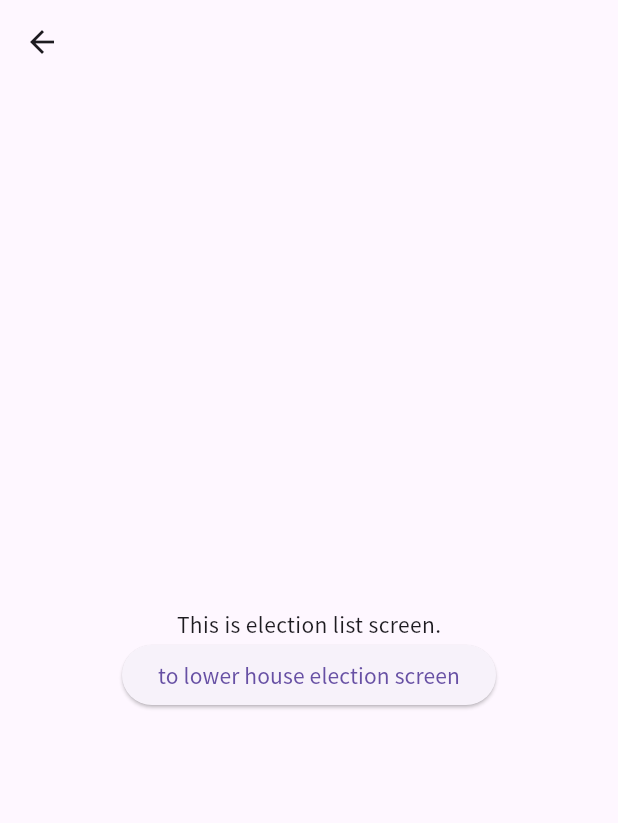
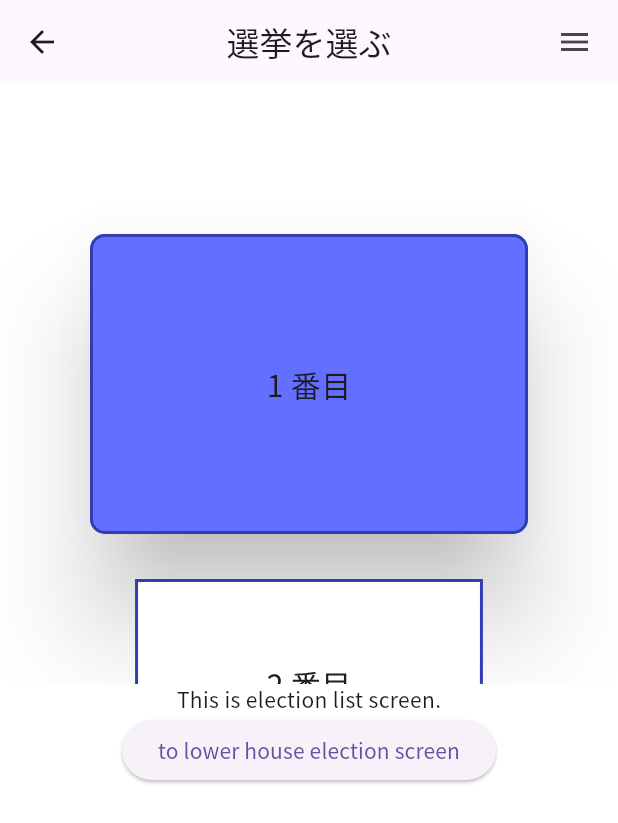
Before and after one commit to yambaru-hackathon/Group-6, a Flutter app: the ElectionList screen opened directly, on a phone screen of 412 x 824 dp. Shown: the top 823 px of the screen. Run offline on Flutter 3.47's test engine with Material 3 defaults, Android fonts, the phone set to English and light mode, and no system bars; our stand-ins replace firebase_auth, firebase_core, flutter_riverpod, riverpod_annotation; missing offline and left inert: navigator_scope; accounts and stored records are empty; generated files the repository leaves out were written again.

Commit message:
選挙選択UIの基礎

```diff
--- a/lib/screen/election/election_list.dart
+++ b/lib/screen/election/election_list.dart
@@ -1,4 +1,5 @@
 import 'package:flutter/material.dart';
+import '../../components/app_bar.dart';
 import 'lower_house.dart';
 
 class ElectionList extends StatefulWidget {
@@ -9,32 +10,125 @@ class ElectionList extends StatefulWidget {
 }
 
 class _ElectionListState extends State<ElectionList> {
-  // int _counter = 0;
+  final _controller = FixedExtentScrollController(initialItem: 0);
+  double _height = 200;
+
+//  int _counter = 0;
 
   void _incrementCounter() {
     // setState(() {
     //   _counter++;
     // });
   }
+  void _scroll(position) {
+    _controller.animateToItem(position,
+        duration: Duration(milliseconds: 500), curve: Curves.easeInOut);
+  }
 
+  int _selectedItemIndex = 0;
   @override
   Widget build(BuildContext context) {
     return Scaffold(
-      appBar: AppBar(
-      ),
-      body: Center(
+      appBar: myAppBar('選挙を選ぶ'),
+      body: Container(
+        width: MediaQuery.of(context).size.width,
+        height: MediaQuery.of(context).size.height,
+        color: Colors.white,
         child: Column(
-          mainAxisAlignment: MainAxisAlignment.center,
+//          mainAxisAlignment: MainAxisAlignment.center,
           children: <Widget>[
-            const Text(
+            SizedBox(
+              height: 400,
+              child: ListWheelScrollView(
+                controller: _controller,
+                diameterRatio: 20, //リストの間の幅
+                itemExtent: _height, //リストの幅
+//                overAndUnderCenterOpacity: 0.5, //透明度
+                perspective: 0.0001, //まるみ
+                useMagnifier: false, //拡大するか否か
+                magnification: 1, //拡大のどあい
+                physics: FixedExtentScrollPhysics(),
+                onSelectedItemChanged: (int index) {
+                  // update the UI on selected item changes
+                  setState(() {
+                    _selectedItemIndex = index;
+                  });
+                },
+                children: [
+                  for (var i in List.generate(10, (i) => i))
+                    Container(
+                      child: Card(
+                        shadowColor: Colors.black,
+                        elevation: _selectedItemIndex == i ? 30 : 0,
+                        margin: _selectedItemIndex == i
+                            ? const EdgeInsets.only(
+                                right: 60,
+                                left: 60,
+                              )
+                            : const EdgeInsets.only(
+                                top: 30,
+                                bottom: 30,
+                                right: 90,
+                                left: 90,
+                              ),
+                        color: _selectedItemIndex != i
+                            ? Colors.white
+                            : Color.fromARGB(255, 99, 112, 255),
+                        shape: RoundedRectangleBorder(
+                          side: BorderSide(
+                            color: const Color.fromARGB(255, 50, 61, 180), //色
+                            width: 2, //太さ
+                          ),
+                          borderRadius: BorderRadius.only(
+                            topLeft: _selectedItemIndex < i
+                                ? Radius.zero
+                                : Radius.circular(10),
+                            topRight: _selectedItemIndex < i
+                                ? Radius.zero
+                                : Radius.circular(10),
+                            bottomLeft: _selectedItemIndex > i
+                                ? Radius.zero
+                                : Radius.circular(10),
+                            bottomRight: _selectedItemIndex > i
+                                ? Radius.zero
+                                : Radius.circular(10),
+                          ),
+                        ),
+                        child: InkWell(
+                          splashColor: const Color.fromARGB(255, 148, 207, 255)
+                              .withAlpha(30),
+                          onTap: () {
+                            setState(() {
+                              _selectedItemIndex = i;
+                              _scroll(i);
+                            });
+                            debugPrint('Card taped');
+                          },
+                          child: Center(
+                            child: Text(
+                              (i + 1).toString() + " 番目",
+                              style: TextStyle(
+                                fontSize: 20,
+                              ),
+                            ),
+                          ),
+                        ),
+                      ),
+                    ),
+                ],
+              ),
+            ),
+            Text(
               'This is election list screen.',
             ),
             ElevatedButton(
-              onPressed: () {Navigator.push(
-                context,
-                MaterialPageRoute(builder: (context) => const LowerHouse())
-              );},
-              child: const Text('to lower house election screen')),
+                onPressed: () {
+                  Navigator.push(
+                      context,
+                      MaterialPageRoute(
+                          builder: (context) => const LowerHouse()));
+                },
+                child: const Text('to lower house election screen')),
           ],
         ),
       ),
```
